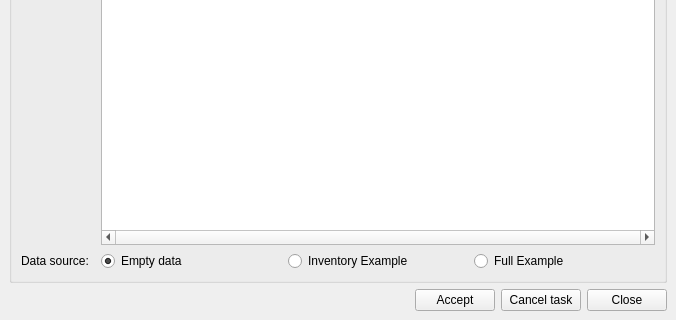
First picture: the form in core/ui/admin/admin_dbproject.ui, repository Giswater/giswater_qgis_plugin, before the edit; both pictures show x 0 to 676 and y 476 to 796 of the 676 by 796 pixel window.
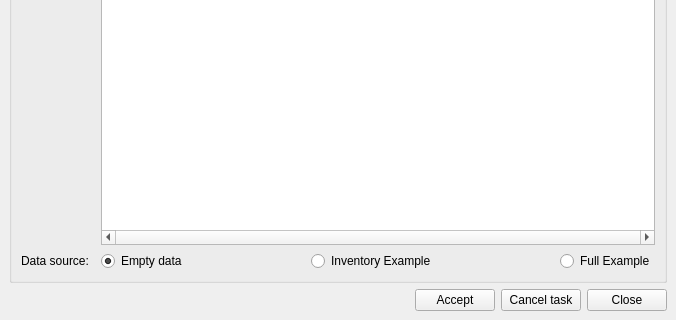
Second picture: the form after the edit.

Commit message: fix(admin_dbproject.ui): add horizontalSpacer to align data source selections

The edit to the form file:
```diff
--- a/core/ui/admin/admin_dbproject.ui
+++ b/core/ui/admin/admin_dbproject.ui
@@ -9,6 +9,7 @@
     <width>676</width>
     <height>796</height>
     <width>575</width>
+    <width>538</width>
     <height>669</height>
    </rect>
   </property>
@@ -80,6 +81,19 @@
            </property>
           </widget>
          </item>
+         <item>
+          <spacer name="horizontalSpacer_2">
+           <property name="orientation">
+            <enum>Qt::Horizontal</enum>
+           </property>
+           <property name="sizeHint" stdset="0">
+            <size>
+             <width>40</width>
+             <height>20</height>
+            </size>
+           </property>
+          </spacer>
+         </item>
          <item>
           <widget class="QRadioButton" name="rdb_sample_inv">
            <property name="text">
@@ -87,6 +101,19 @@
            </property>
           </widget>
          </item>
+         <item>
+          <spacer name="horizontalSpacer_3">
+           <property name="orientation">
+            <enum>Qt::Horizontal</enum>
+           </property>
+           <property name="sizeHint" stdset="0">
+            <size>
+             <width>40</width>
+             <height>20</height>
+            </size>
+           </property>
+          </spacer>
+         </item>
          <item>
           <widget class="QRadioButton" name="rdb_sample_full">
            <property name="accessibleName">
```
